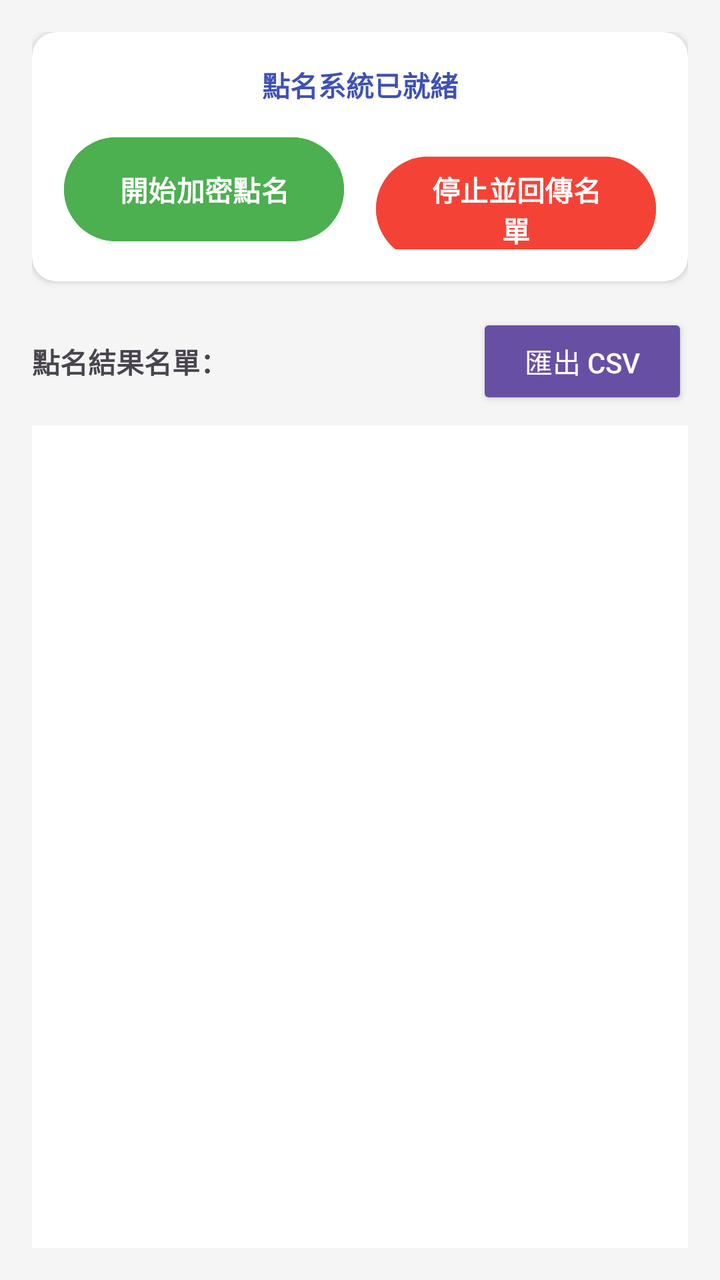
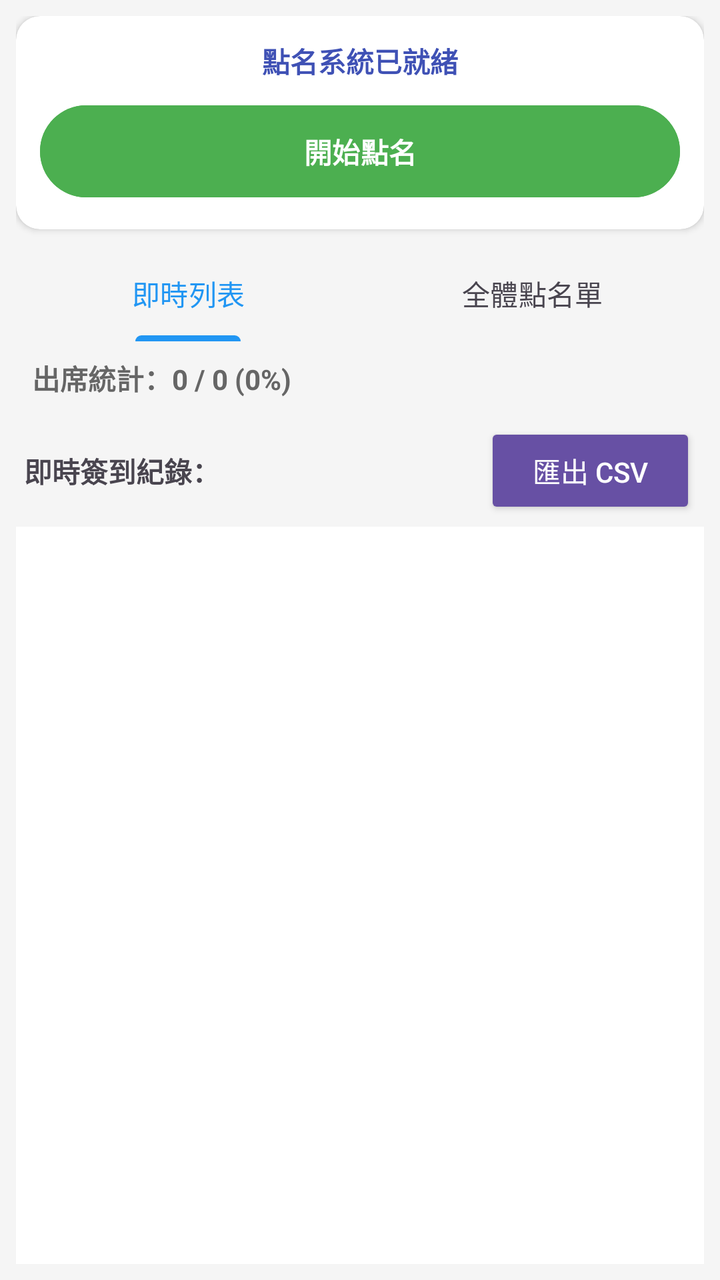

Compare the two renders of this Android layout. The source of the first and the diff that turns it into the second are given below.
<!-- AndroidManifest.xml: application theme Theme.Bluetooth -->
<!-- res/layout/fragment_teacher_controls.xml -->
<?xml version="1.0" encoding="utf-8"?>
<androidx.constraintlayout.widget.ConstraintLayout xmlns:android="http://schemas.android.com/apk/res/android"
    xmlns:app="http://schemas.android.com/apk/res-auto"
    android:layout_width="match_parent"
    android:layout_height="match_parent"
    android:background="#F5F5F5"
    android:padding="16dp">

    <androidx.cardview.widget.CardView
        android:id="@+id/teacher_controls_card"
        android:layout_width="match_parent"
        android:layout_height="wrap_content"
        app:cardCornerRadius="12dp"
        app:cardElevation="2dp"
        app:layout_constraintTop_toTopOf="parent">

        <LinearLayout
            android:layout_width="match_parent"
            android:layout_height="wrap_content"
            android:orientation="vertical"
            android:padding="16dp">

            <TextView
                android:id="@+id/tv_teacher_status"
                android:layout_width="wrap_content"
                android:layout_height="wrap_content"
                android:layout_gravity="center"
                android:layout_marginBottom="12dp"
                android:text="點名系統已就緒"
                android:textColor="#3F51B5"
                android:textStyle="bold" />

            <LinearLayout
                android:layout_width="match_parent"
                android:layout_height="wrap_content"
                android:orientation="horizontal">

                <Button
                    android:id="@+id/btn_start_attendance"
                    android:layout_width="0dp"
                    android:layout_height="60dp"
                    android:layout_weight="1"
                    android:layout_marginEnd="8dp"
                    android:backgroundTint="#4CAF50"
                    android:text="開始加密點名"
                    android:textColor="#FFFFFF"
                    android:textStyle="bold" />

                <Button
                    android:id="@+id/btn_stop_and_upload"
                    android:layout_width="0dp"
                    android:layout_height="60dp"
                    android:layout_weight="1"
                    android:layout_marginStart="8dp"
                    android:backgroundTint="#F44336"
                    android:enabled="false"
                    android:text="停止並回傳名單"
                    android:textColor="#FFFFFF"
                    android:textStyle="bold" />
            </LinearLayout>
        </LinearLayout>
    </androidx.cardview.widget.CardView>

    <LinearLayout
        android:id="@+id/list_header"
        android:layout_width="match_parent"
        android:layout_height="wrap_content"
        android:layout_marginTop="16dp"
        android:gravity="center_vertical"
        android:orientation="horizontal"
        app:layout_constraintTop_toBottomOf="@id/teacher_controls_card">

        <TextView
            android:id="@+id/received_header"
            android:layout_width="0dp"
            android:layout_height="wrap_content"
            android:layout_weight="1"
            android:text="點名結果名單："
            android:textStyle="bold" />

        <Button
            android:id="@+id/export_csv_button"
            style="@style/Widget.AppCompat.Button.Small"
            android:layout_width="wrap_content"
            android:layout_height="wrap_content"
            android:text="匯出 CSV" />
    </LinearLayout>

    <ListView
        android:id="@+id/devices_listview"
        android:layout_width="0dp"
        android:layout_height="0dp"
        android:layout_marginTop="8dp"
        android:background="#FFFFFF"
        android:divider="#EEEEEE"
        android:dividerHeight="1dp"
        app:layout_constraintBottom_toBottomOf="parent"
        app:layout_constraintEnd_toEndOf="parent"
        app:layout_constraintStart_toStartOf="parent"
        app:layout_constraintTop_toBottomOf="@id/list_header" />

</androidx.constraintlayout.widget.ConstraintLayout>
<!-- resources referenced by this layout -->
<resources>
  <style name="Theme.Bluetooth" parent="Base.Theme.Bluetooth" />
  <style name="Base.Theme.Bluetooth" parent="Theme.Material3.DayNight.NoActionBar">
          
          
      </style>
</resources>

<!-- the commit's change to res/layout/fragment_teacher_controls.xml (unified diff, before → after) -->
@@ -4,7 +4,7 @@
     android:layout_width="match_parent"
     android:layout_height="match_parent"
     android:background="#F5F5F5"
-    android:padding="16dp">
+    android:padding="8dp">
 
     <androidx.cardview.widget.CardView
         android:id="@+id/teacher_controls_card"
@@ -18,85 +18,156 @@
             android:layout_width="match_parent"
             android:layout_height="wrap_content"
             android:orientation="vertical"
-            android:padding="16dp">
+            android:padding="12dp">
 
             <TextView
                 android:id="@+id/tv_teacher_status"
                 android:layout_width="wrap_content"
                 android:layout_height="wrap_content"
                 android:layout_gravity="center"
-                android:layout_marginBottom="12dp"
+                android:layout_marginBottom="8dp"
                 android:text="點名系統已就緒"
                 android:textColor="#3F51B5"
                 android:textStyle="bold" />
 
+            <Button
+                android:id="@+id/btn_attendance_toggle"
+                android:layout_width="match_parent"
+                android:layout_height="54dp"
+                android:backgroundTint="#4CAF50"
+                android:text="開始點名"
+                android:textColor="#FFFFFF"
+                android:textStyle="bold" />
+        </LinearLayout>
+    </androidx.cardview.widget.CardView>
+
+    <com.google.android.material.tabs.TabLayout
+        android:id="@+id/teacher_tabs"
+        android:layout_width="match_parent"
+        android:layout_height="wrap_content"
+        android:layout_marginTop="8dp"
+        android:background="@android:color/transparent"
+        app:layout_constraintTop_toBottomOf="@id/teacher_controls_card"
+        app:tabGravity="fill"
+        app:tabIndicatorColor="#2196F3"
+        app:tabMode="fixed"
+        app:tabSelectedTextColor="#2196F3">
+
+        <com.google.android.material.tabs.TabItem
+            android:layout_width="wrap_content"
+            android:layout_height="wrap_content"
+            android:text="即時列表" />
+
+        <com.google.android.material.tabs.TabItem
+            android:layout_width="wrap_content"
+            android:layout_height="wrap_content"
+            android:text="全體點名單" />
+
+    </com.google.android.material.tabs.TabLayout>
+
+    
+    <LinearLayout
+        android:id="@+id/ll_attendance_summary"
+        android:layout_width="match_parent"
+        android:layout_height="wrap_content"
+        android:gravity="center_vertical"
+        android:orientation="horizontal"
+        android:padding="8dp"
+        app:layout_constraintTop_toBottomOf="@id/teacher_tabs">
+        
+        <TextView
+            android:id="@+id/tv_attendance_summary"
+            android:layout_width="0dp"
+            android:layout_height="wrap_content"
+            android:layout_weight="1"
+            android:text="出席統計：0 / 0 (0%)"
+            android:textColor="#666666"
+            android:textSize="14sp"
+            android:textStyle="bold" />
+
+        <Button
+            android:id="@+id/btn_select_all"
+            style="@style/Widget.AppCompat.Button.Borderless.Colored"
+            android:layout_width="wrap_content"
+            android:layout_height="36dp"
+            android:text="全選"
+            android:textSize="12sp"
+            android:visibility="gone" />
+    </LinearLayout>
+
+    <FrameLayout
+        android:id="@+id/teacher_content_container"
+        android:layout_width="0dp"
+        android:layout_height="0dp"
+        app:layout_constraintBottom_toBottomOf="parent"
+        app:layout_constraintEnd_toEndOf="parent"
+        app:layout_constraintStart_toStartOf="parent"
+        app:layout_constraintTop_toBottomOf="@id/ll_attendance_summary">
+
+        
+        <LinearLayout
+            android:id="@+id/layout_realtime_list"
+            android:layout_width="match_parent"
+            android:layout_height="match_parent"
+            android:orientation="vertical"
+            android:visibility="visible">
+
             <LinearLayout
                 android:layout_width="match_parent"
                 android:layout_height="wrap_content"
-                android:orientation="horizontal">
+                android:gravity="center_vertical"
+                android:orientation="horizontal"
+                android:padding="4dp">
+                <TextView
+                    android:layout_width="0dp"
+                    android:layout_height="wrap_content"
+                    android:layout_weight="1"
+                    android:text="即時簽到紀錄："
+                    android:textStyle="bold" />
+                <Button
+                    android:id="@+id/export_csv_button"
+                    style="@style/Widget.AppCompat.Button.Small"
+                    android:layout_width="wrap_content"
+                    android:layout_height="wrap_content"
+                    android:text="匯出 CSV" />
+            </LinearLayout>
 
-                <Button
-                    android:id="@+id/btn_start_attendance"
-                    android:layout_width="0dp"
-                    android:layout_height="60dp"
-                    android:layout_weight="1"
-                    android:layout_marginEnd="8dp"
-                    android:backgroundTint="#4CAF50"
-                    android:text="開始加密點名"
-                    android:textColor="#FFFFFF"
-                    android:textStyle="bold" />
+            <ListView
+                android:id="@+id/devices_listview"
+                android:layout_width="match_parent"
+                android:layout_height="match_parent"
+                android:background="#FFFFFF"
+                android:divider="#EEEEEE"
+                android:dividerHeight="1dp" />
+        </LinearLayout>
 
-                <Button
-                    android:id="@+id/btn_stop_and_upload"
-                    android:layout_width="0dp"
-                    android:layout_height="60dp"
-                    android:layout_weight="1"
-                    android:layout_marginStart="8dp"
-                    android:backgroundTint="#F44336"
-                    android:enabled="false"
-                    android:text="停止並回傳名單"
-                    android:textColor="#FFFFFF"
-                    android:textStyle="bold" />
-            </LinearLayout>
+        
+        <LinearLayout
+            android:id="@+id/layout_student_grid_container"
+            android:layout_width="match_parent"
+            android:layout_height="match_parent"
+            android:orientation="vertical"
+            android:visibility="gone">
+
+            <EditText
+                android:id="@+id/et_student_search"
+                android:layout_width="match_parent"
+                android:layout_height="44dp"
+                android:layout_margin="8dp"
+                android:background="@android:drawable/editbox_background"
+                android:hint="搜尋學號..."
+                android:paddingStart="12dp"
+                android:paddingEnd="12dp"
+                android:singleLine="true"
+                android:textSize="14sp" />
+
+            <androidx.recyclerview.widget.RecyclerView
+                android:id="@+id/rv_student_grid"
+                android:layout_width="match_parent"
+                android:layout_height="match_parent"
+                android:background="#FFFFFF" />
         </LinearLayout>
-    </androidx.cardview.widget.CardView>
 
-    <LinearLayout
-        android:id="@+id/list_header"
-        android:layout_width="match_parent"
-        android:layout_height="wrap_content"
-        android:layout_marginTop="16dp"
-        android:gravity="center_vertical"
-        android:orientation="horizontal"
-        app:layout_constraintTop_toBottomOf="@id/teacher_controls_card">
-
-        <TextView
-            android:id="@+id/received_header"
-            android:layout_width="0dp"
-            android:layout_height="wrap_content"
-            android:layout_weight="1"
-            android:text="點名結果名單："
-            android:textStyle="bold" />
-
-        <Button
-            android:id="@+id/export_csv_button"
-            style="@style/Widget.AppCompat.Button.Small"
-            android:layout_width="wrap_content"
-            android:layout_height="wrap_content"
-            android:text="匯出 CSV" />
-    </LinearLayout>
-
-    <ListView
-        android:id="@+id/devices_listview"
-        android:layout_width="0dp"
-        android:layout_height="0dp"
-        android:layout_marginTop="8dp"
-        android:background="#FFFFFF"
-        android:divider="#EEEEEE"
-        android:dividerHeight="1dp"
-        app:layout_constraintBottom_toBottomOf="parent"
-        app:layout_constraintEnd_toEndOf="parent"
-        app:layout_constraintStart_toStartOf="parent"
-        app:layout_constraintTop_toBottomOf="@id/list_header" />
+    </FrameLayout>
 
 </androidx.constraintlayout.widget.ConstraintLayout>
